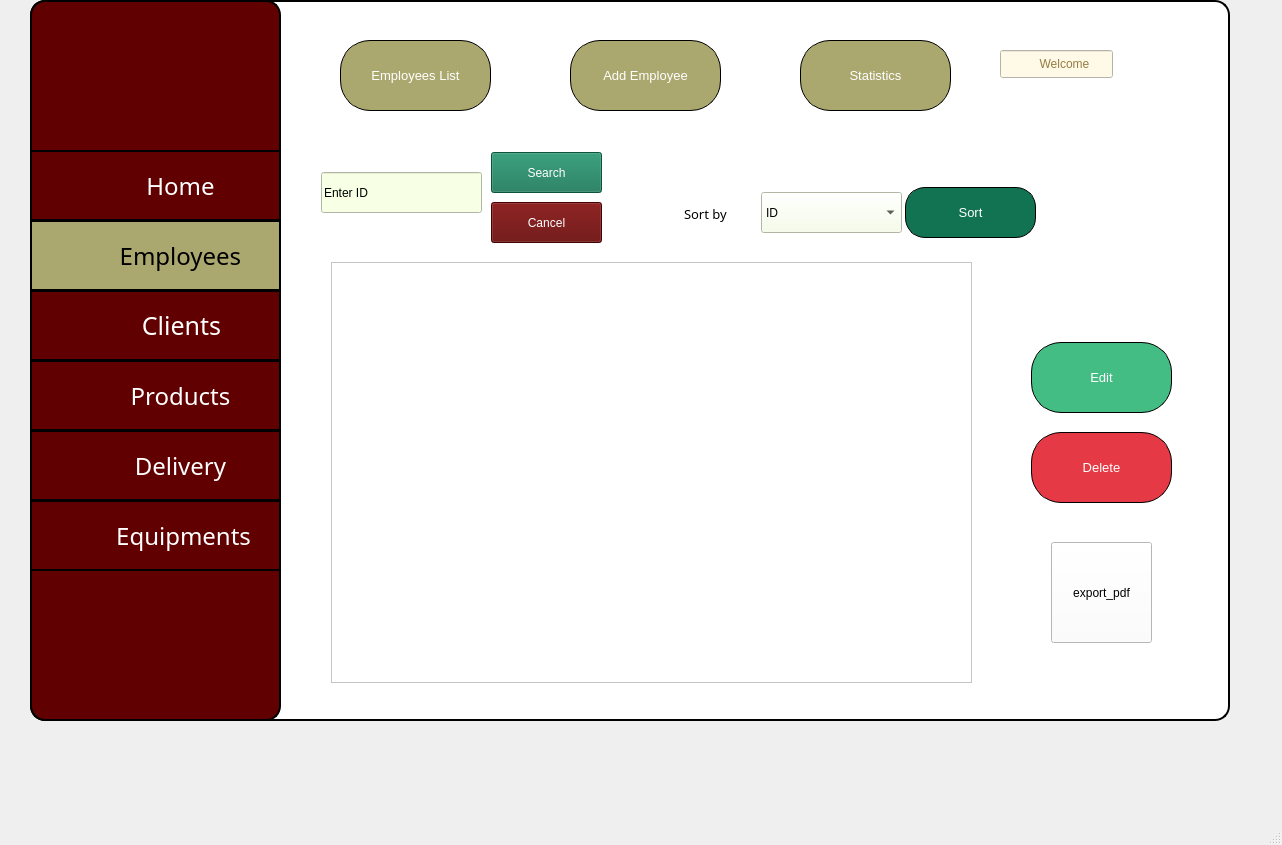
This is mainwindow.ui in mayssem-l/Project2A as Qt 5 draws it before an edit. The edited form follows.
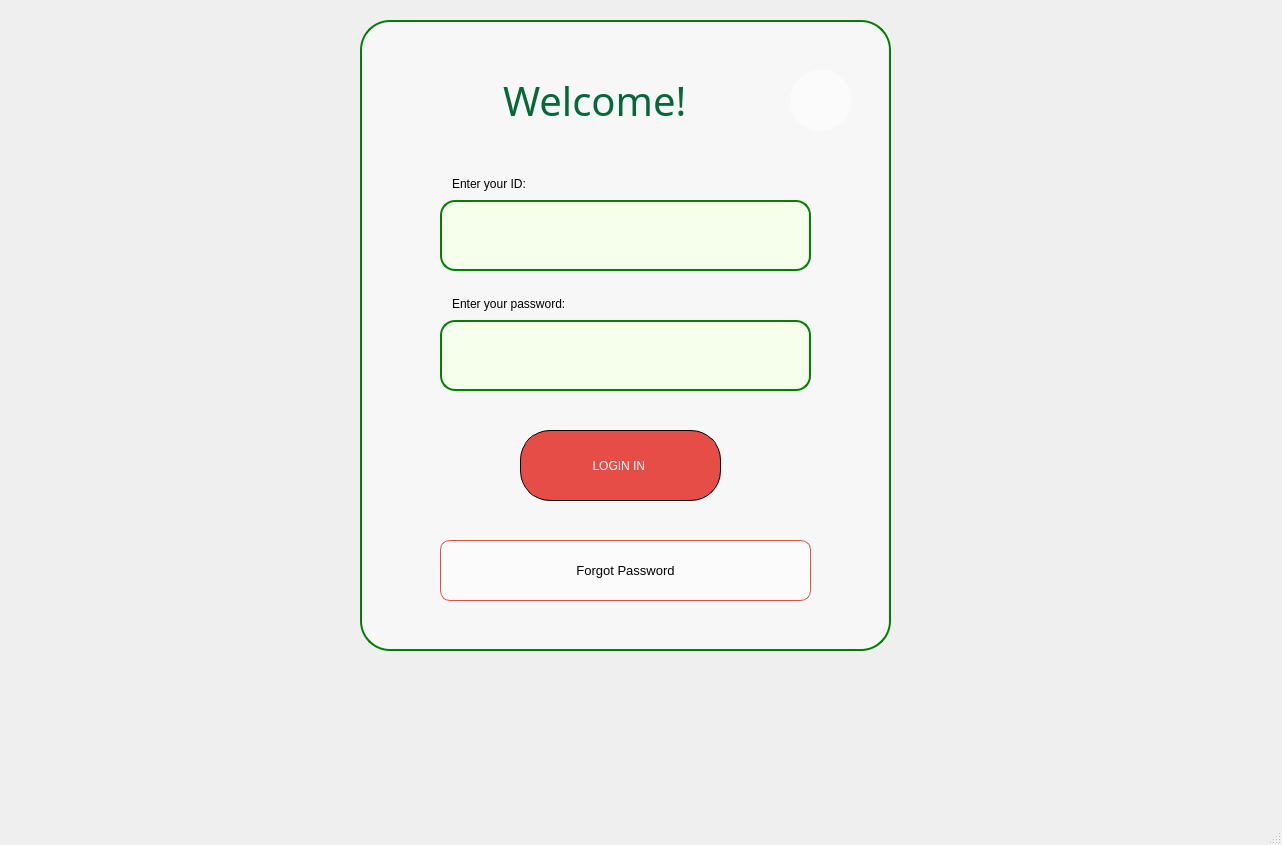
This is the edited form. The open tabs and pages were chosen to show the change. Icons and pictures are not drawn.

What changed in the file:
```diff
--- a/mainwindow.ui
+++ b/mainwindow.ui
@@ -14,11 +14,247 @@
    <string>MainWindow</string>
   </property>
   <widget class="QWidget" name="centralwidget">
+   <widget class="QStackedWidget" name="stackedWidget_gestions">
+    <property name="geometry">
+     <rect>
+      <x>10</x>
+      <y>0</y>
+      <width>1261</width>
+      <height>751</height>
+     </rect>
+    </property>
+    <property name="currentIndex">
+     <number>6</number>
+    </property>
+    <widget class="QWidget" name="login_page">
+     <property name="sizePolicy">
+      <sizepolicy hsizetype="Expanding" vsizetype="Expanding">
+       <horstretch>0</horstretch>
+       <verstretch>0</verstretch>
+      </sizepolicy>
+     </property>
+     <widget class="QFrame" name="login_frame">
+      <property name="geometry">
+       <rect>
+        <x>350</x>
+        <y>20</y>
+        <width>531</width>
+        <height>631</height>
+       </rect>
+      </property>
+      <property name="styleSheet">
+       <string notr="true">background-color: rgba(255,255,255, 0.5);
+border:2px solid green;
+border-radius: 30px;</string>
+      </property>
+      <property name="frameShape">
+       <enum>QFrame::StyledPanel</enum>
+      </property>
+      <property name="frameShadow">
+       <enum>QFrame::Raised</enum>
+      </property>
+      <widget class="QLineEdit" name="Id_login">
+       <property name="geometry">
+        <rect>
+         <x>80</x>
+         <y>180</y>
+         <width>371</width>
+         <height>71</height>
+        </rect>
+       </property>
+       <property name="styleSheet">
+        <string notr="true">color: rgb(118, 118, 118);
+background-color: rgb(250, 255, 230);
+background-color: rgb(245, 255, 235);
+border-radius:15px;</string>
+       </property>
+       <property name="text">
+        <string/>
+       </property>
+      </widget>
+      <widget class="QLineEdit" name="Password_login">
+       <property name="geometry">
+        <rect>
+         <x>80</x>
+         <y>300</y>
+         <width>371</width>
+         <height>71</height>
+        </rect>
+       </property>
+       <property name="styleSheet">
+        <string notr="true">color: rgb(118, 118, 118);
+background-color: rgb(250, 255, 230);
+background-color: rgb(245, 255, 235);
+border-radius:15px;</string>
+       </property>
+       <property name="text">
+        <string/>
+       </property>
+      </widget>
+      <widget class="QLabel" name="label_3">
+       <property name="geometry">
+        <rect>
+         <x>430</x>
+         <y>50</y>
+         <width>61</width>
+         <height>61</height>
+        </rect>
+       </property>
+       <property name="styleSheet">
+        <string notr="true">border:none;</string>
+       </property>
+       <property name="text">
+        <string/>
+       </property>
+       <property name="pixmap">
+        <pixmap>../../Downloads/key.png</pixmap>
+       </property>
+       <property name="scaledContents">
+        <bool>true</bool>
+       </property>
+      </widget>
+      <widget class="QLineEdit" name="lineEdit">
+       <property name="geometry">
+        <rect>
+         <x>60</x>
+         <y>40</y>
+         <width>351</width>
+         <height>81</height>
+        </rect>
+       </property>
+       <property name="font">
+        <font>
+         <family>Segoe Print</family>
+         <pointsize>30</pointsize>
+        </font>
+       </property>
+       <property name="styleSheet">
+        <string notr="true">border:none;
+color: rgb(5, 104, 57);
+background-color: rgba(255,255,255, 0);
+
+</string>
+       </property>
+       <property name="text">
+        <string>Welcome!</string>
+       </property>
+       <property name="cursorPosition">
+        <number>8</number>
+       </property>
+       <property name="alignment">
+        <set>Qt::AlignCenter</set>
+       </property>
+      </widget>
+      <widget class="QPushButton" name="Login_Button">
+       <property name="geometry">
+        <rect>
+         <x>160</x>
+         <y>410</y>
+         <width>201</width>
+         <height>71</height>
+        </rect>
+       </property>
+       <property name="styleSheet">
+        <string notr="true">border: 1px solid black;
+font: 10pt &quot;Segoe Print&quot;;
+
+background-color: rgb(97, 0, 0);
+
+color: rgb(255, 255, 255);
+
+background-color: rgb(171, 168, 111);
+background-color: rgb(97, 0, 0);
+background-color: rgb(231, 77, 71);
+
+
+
+border-radius:30px;
+</string>
+       </property>
+       <property name="text">
+        <string>LOGIN IN </string>
+       </property>
+      </widget>
+      <widget class="QPushButton" name="forgotpassword_Button">
+       <property name="geometry">
+        <rect>
+         <x>80</x>
+         <y>520</y>
+         <width>371</width>
+         <height>61</height>
+        </rect>
+       </property>
+       <property name="styleSheet">
+        <string notr="true">border: 1px solid black;
+color: rgb(231, 77, 71);
+background-color: rgb(97, 0, 0);
+
+color: rgb(255, 255, 255);
+font: 10pt ;
+
+background-color: rgb(171, 168, 111);
+background-color: rgb(97, 0, 0);
+background-color: rgb(231, 77, 71);
+
+border-radius:10px;
+border-color: rgb(231, 77, 71);
+background-color: rgba(255,255,255, 0.5);
+color: rgb(231, 77, 71);
+color: rgb(0, 0, 0);</string>
+       </property>
+       <property name="text">
+        <string>Forgot Password</string>
+       </property>
+       <property name="icon">
+        <iconset>
+         <normalon>../../Downloads/right-arrow.png</normalon>
+        </iconset>
+       </property>
+      </widget>
+      <widget class="QLineEdit" name="lineEdit_2">
+       <property name="geometry">
+        <rect>
+         <x>90</x>
+         <y>150</y>
+         <width>241</width>
+         <height>28</height>
+        </rect>
+       </property>
+       <property name="styleSheet">
+        <string notr="true">border:none;
+color: rgb(0, 0, 0);
+background-color: rgba(255,255,255, 0);</string>
+       </property>
+       <property name="text">
+        <string>Enter your ID:</string>
+       </property>
+      </widget>
+      <widget class="QLineEdit" name="lineEdit_4">
+       <property name="geometry">
+        <rect>
+         <x>90</x>
+         <y>270</y>
+         <width>241</width>
+         <height>28</height>
+        </rect>
+       </property>
+       <property name="styleSheet">
+        <string notr="true">border:none;
+color: rgb(0, 0, 0);
+background-color: rgba(255,255,255, 0);</string>
+       </property>
+       <property name="text">
+        <string>Enter your password:</string>
+       </property>
+      </widget>
+     </widget>
+    </widget>
+    <widget class="QWidget" name="employees_page">
    <widget class="QFrame" name="frame_2">
     <property name="geometry">
      <rect>
-      <x>30</x>
-      <y>0</y>
+        <x>20</x>
+        <y>10</y>
       <width>1200</width>
       <height>721</height>
      </rect>
@@ -2375,6 +2611,197 @@
      <property name="scaledContents">
       <bool>true</bool>
      </property>
+      </widget>
+     </widget>
+    </widget>
+    <widget class="QWidget" name="clients_page"/>
+    <widget class="QWidget" name="products_page"/>
+    <widget class="QWidget" name="delivery_page"/>
+    <widget class="QWidget" name="equipments_page"/>
+    <widget class="QWidget" name="recover_password">
+     <widget class="QFrame" name="recover_password_frame">
+      <property name="geometry">
+       <rect>
+        <x>380</x>
+        <y>20</y>
+        <width>531</width>
+        <height>631</height>
+       </rect>
+      </property>
+      <property name="styleSheet">
+       <string notr="true">background-color: rgba(255,255,255, 0.5);
+border:2px solid green;
+border-radius: 30px;</string>
+      </property>
+      <property name="frameShape">
+       <enum>QFrame::StyledPanel</enum>
+      </property>
+      <property name="frameShadow">
+       <enum>QFrame::Raised</enum>
+      </property>
+      <widget class="QLineEdit" name="Id_Recover">
+       <property name="geometry">
+        <rect>
+         <x>80</x>
+         <y>180</y>
+         <width>371</width>
+         <height>71</height>
+        </rect>
+       </property>
+       <property name="styleSheet">
+        <string notr="true">color: rgb(118, 118, 118);
+background-color: rgb(250, 255, 230);
+background-color: rgb(245, 255, 235);
+border-radius:15px;</string>
+       </property>
+       <property name="text">
+        <string/>
+       </property>
+      </widget>
+      <widget class="QLineEdit" name="Password_Recover">
+       <property name="geometry">
+        <rect>
+         <x>80</x>
+         <y>340</y>
+         <width>371</width>
+         <height>71</height>
+        </rect>
+       </property>
+       <property name="styleSheet">
+        <string notr="true">color: rgb(118, 118, 118);
+background-color: rgb(250, 255, 230);
+background-color: rgb(245, 255, 235);
+border-radius:15px;</string>
+       </property>
+       <property name="text">
+        <string/>
+       </property>
+      </widget>
+      <widget class="QLabel" name="label_5">
+       <property name="geometry">
+        <rect>
+         <x>430</x>
+         <y>50</y>
+         <width>61</width>
+         <height>61</height>
+        </rect>
+       </property>
+       <property name="styleSheet">
+        <string notr="true">border:none;</string>
+       </property>
+       <property name="text">
+        <string/>
+       </property>
+       <property name="pixmap">
+        <pixmap>../../Downloads/password.png</pixmap>
+       </property>
+       <property name="scaledContents">
+        <bool>true</bool>
+       </property>
+      </widget>
+      <widget class="QLineEdit" name="lineEdit_6">
+       <property name="geometry">
+        <rect>
+         <x>60</x>
+         <y>40</y>
+         <width>351</width>
+         <height>81</height>
+        </rect>
+       </property>
+       <property name="font">
+        <font>
+         <family>Segoe Print</family>
+         <pointsize>16</pointsize>
+         <italic>false</italic>
+         <bold>true</bold>
+        </font>
+       </property>
+       <property name="styleSheet">
+        <string notr="true">border:none;
+
+font: 700 16pt &quot;Segoe Print&quot;;
+color: rgb(5, 104, 57);
+background-color: rgba(255,255,255, 0);
+
+</string>
+       </property>
+       <property name="text">
+        <string>Recover your password</string>
+       </property>
+       <property name="cursorPosition">
+        <number>21</number>
+       </property>
+       <property name="alignment">
+        <set>Qt::AlignCenter</set>
+       </property>
+      </widget>
+      <widget class="QPushButton" name="Recover_Button">
+       <property name="geometry">
+        <rect>
+         <x>170</x>
+         <y>480</y>
+         <width>201</width>
+         <height>71</height>
+        </rect>
+       </property>
+       <property name="styleSheet">
+        <string notr="true">border: 1px solid black;
+font: 10pt &quot;Segoe Print&quot;;
+
+background-color: rgb(97, 0, 0);
+
+color: rgb(255, 255, 255);
+
+background-color: rgb(171, 168, 111);
+background-color: rgb(97, 0, 0);
+background-color: rgb(231, 77, 71);
+
+
+
+border-radius:30px;
+</string>
+       </property>
+       <property name="text">
+        <string>Send Recovery Email</string>
+       </property>
+      </widget>
+      <widget class="QLineEdit" name="lineEdit_8">
+       <property name="geometry">
+        <rect>
+         <x>90</x>
+         <y>150</y>
+         <width>241</width>
+         <height>28</height>
+        </rect>
+       </property>
+       <property name="styleSheet">
+        <string notr="true">border:none;
+color: rgb(0, 0, 0);
+background-color: rgba(255,255,255, 0);</string>
+       </property>
+       <property name="text">
+        <string>Re-Enter your ID:</string>
+       </property>
+      </widget>
+      <widget class="QLineEdit" name="lineEdit_9">
+       <property name="geometry">
+        <rect>
+         <x>90</x>
+         <y>300</y>
+         <width>241</width>
+         <height>28</height>
+        </rect>
+       </property>
+       <property name="styleSheet">
+        <string notr="true">border:none;
+color: rgb(0, 0, 0);
+background-color: rgba(255,255,255, 0);</string>
+       </property>
+       <property name="text">
+        <string>Enter your Email-Address:</string>
+       </property>
+      </widget>
+     </widget>
     </widget>
    </widget>
   </widget>
```
Left out of the diff: 2 changed lines with no effect on the pictures. Lines whose indentation alone changed are shown as unchanged.
